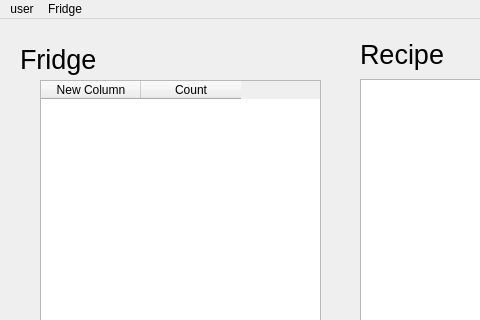
This is The-Fridge/mainwindow.ui in AbeArtus/SWE-Project-1 as Qt 5 draws it before an edit; both pictures show x 0 to 480 and y 0 to 320 of the 800 by 600 pixel window. The edited form follows.
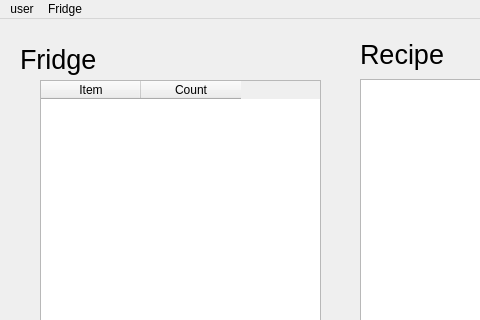
This is the edited form.

Patch:
```diff
--- a/The-Fridge/mainwindow.ui
+++ b/The-Fridge/mainwindow.ui
@@ -90,7 +90,7 @@
     </attribute>
     <column>
      <property name="text">
-      <string>New Column</string>
+      <string>Item</string>
      </property>
     </column>
     <column>
```
